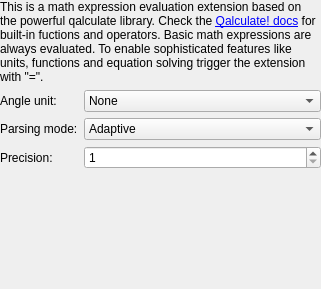
Before: the Qt Designer form calculator_qalculate/src/configwidget.ui in albertlauncher/plugins, drawn with Qt 5.
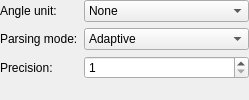
After: the same form once the commit is applied.

Commit message: [qalc] move description into readme

Patch:
```diff
--- a/calculator_qalculate/src/configwidget.ui
+++ b/calculator_qalculate/src/configwidget.ui
@@ -2,14 +2,6 @@
 <ui version="4.0">
  <class>ConfigWidget</class>
  <widget class="QWidget" name="ConfigWidget">
-  <property name="geometry">
-   <rect>
-    <x>0</x>
-    <y>0</y>
-    <width>321</width>
-    <height>289</height>
-   </rect>
-  </property>
   <layout class="QVBoxLayout" name="verticalLayout_2">
    <property name="leftMargin">
     <number>0</number>
@@ -23,19 +15,6 @@
    <property name="bottomMargin">
     <number>0</number>
    </property>
-   <item>
-    <widget class="QLabel" name="label">
-     <property name="text">
-      <string>&lt;html&gt;&lt;head/&gt;&lt;body&gt;&lt;p&gt;This is a math expression evaluation extension based on the powerful qalculate library. Check the &lt;a href=&quot;https://qalculate.github.io/&quot;&gt;&lt;span style=&quot; text-decoration: underline; color:#0000ff;&quot;&gt;Qalculate! docs&lt;/span&gt;&lt;/a&gt; for built-in fuctions and operators. Basic math expressions are always evaluated. To enable sophisticated features like units, functions and equation solving trigger the extension with &amp;quot;=&amp;quot;.&lt;/p&gt;&lt;/body&gt;&lt;/html&gt;</string>
-     </property>
-     <property name="wordWrap">
-      <bool>true</bool>
-     </property>
-     <property name="openExternalLinks">
-      <bool>true</bool>
-     </property>
-    </widget>
-   </item>
    <item>
     <layout class="QFormLayout" name="formLayout">
      <item row="0" column="0">
@@ -132,19 +111,6 @@
      </item>
     </layout>
    </item>
-   <item>
-    <spacer name="verticalSpacer">
-     <property name="orientation">
-      <enum>Qt::Vertical</enum>
-     </property>
-     <property name="sizeHint" stdset="0">
-      <size>
-       <width>20</width>
-       <height>40</height>
-      </size>
-     </property>
-    </spacer>
-   </item>
   </layout>
  </widget>
  <resources/>
```
The commit also changes 2 other files.
